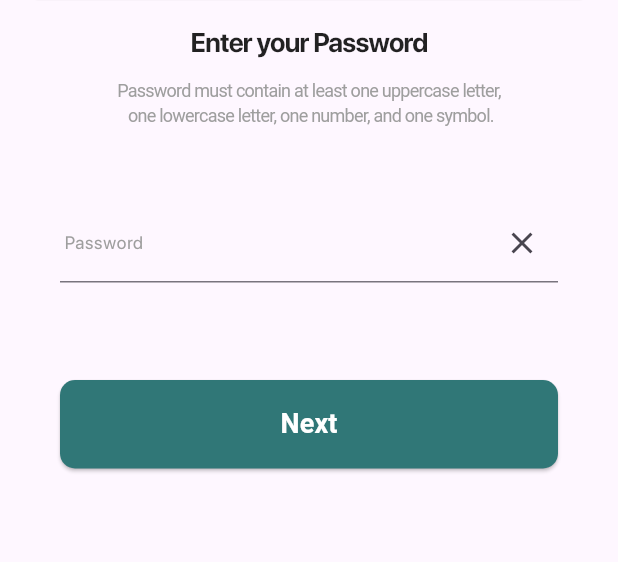
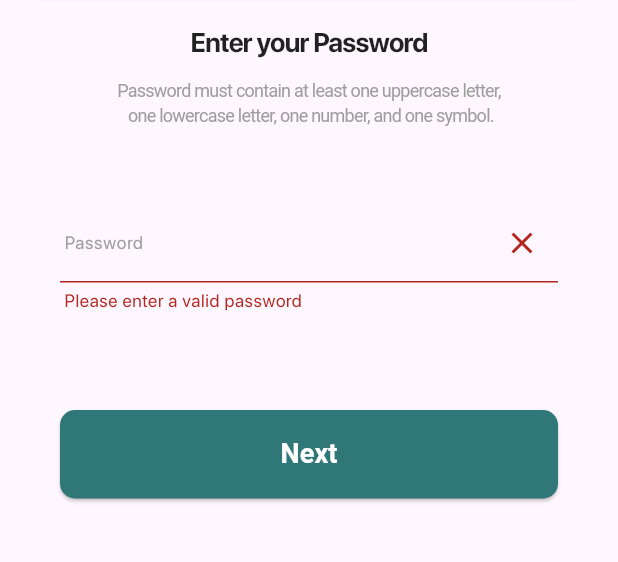
Before and after one commit to Rokeya17/Qp_finance, a Flutter app: the PasswordScreen screen opened directly with empty values, after a tap on "Next", on a phone screen of 412 x 824 dp, the part 121-683 px from its top. Run offline on Flutter 3.47's test engine with Material 3 defaults, Android fonts, the phone set to English and light mode, and no system bars; our stand-ins replace flutter_spinkit, flutter_svg, gap, get; missing offline and left inert: scroll_wheel_date_picker; network calls fail; Roboto replaces fonts that are missing (SF Pro Display, SF Pro Text); project files that could hold a hidden picture were left out.

Commit message:
Form validation added.

```diff
--- a/lib/presentation/screens/password_screen.dart
+++ b/lib/presentation/screens/password_screen.dart
@@ -35,6 +35,15 @@ class PasswordScreen extends StatefulWidget {
 class _PasswordScreenState extends State<PasswordScreen> {
   final TextEditingController _passwordController = TextEditingController();
   bool _passwordVisibility = false;
+  final _formkey = GlobalKey<FormState>();
+  String? ValidPassword(String? password) {
+    RegExp passwordRegex =
+        RegExp(r'^(?=.*?[A-Z])(?=.*?[a-z])(?=.*?[0-9]).{8,}$');
+    final isPasswordValid = passwordRegex.hasMatch(password ?? '');
+    if (!isPasswordValid) {
+      return ' Please enter a valid password';
+    }
+  }
 
   @override
   Widget build(BuildContext context) {
@@ -48,6 +57,8 @@ class _PasswordScreenState extends State<PasswordScreen> {
       body: Center(
         child: Padding(
           padding: const EdgeInsets.all(40.0),
+          child: Form(
+            key: _formkey,
             child: Column(
               crossAxisAlignment: CrossAxisAlignment.center,
               children: [
@@ -95,6 +106,7 @@ class _PasswordScreenState extends State<PasswordScreen> {
                       },
                     ),
                   ),
+                  validator: ValidPassword,
                 ),
                 Gap(65),
                 GetBuilder<SignupController>(builder: (controller) {
@@ -104,6 +116,7 @@ class _PasswordScreenState extends State<PasswordScreen> {
                   return ButtonWidget(
                     buttonText: 'Next',
                     onPressed: () {
+                      _formkey.currentState!.validate();
                       controller
                           .userSignup(
                             widget.firstName,
@@ -135,6 +148,7 @@ class _PasswordScreenState extends State<PasswordScreen> {
             ),
           ),
         ),
+      ),
     );
   }
 }
```
Also changed, not shown: lib/presentation/screens/create_account.dart (+8 -0 lines), lib/presentation/screens/emailaddress_screen.dart (+18 -4 lines), lib/presentation/screens/phone_number_screen.dart (+15 -0 lines). Lines whose indentation alone changed are shown as unchanged.
